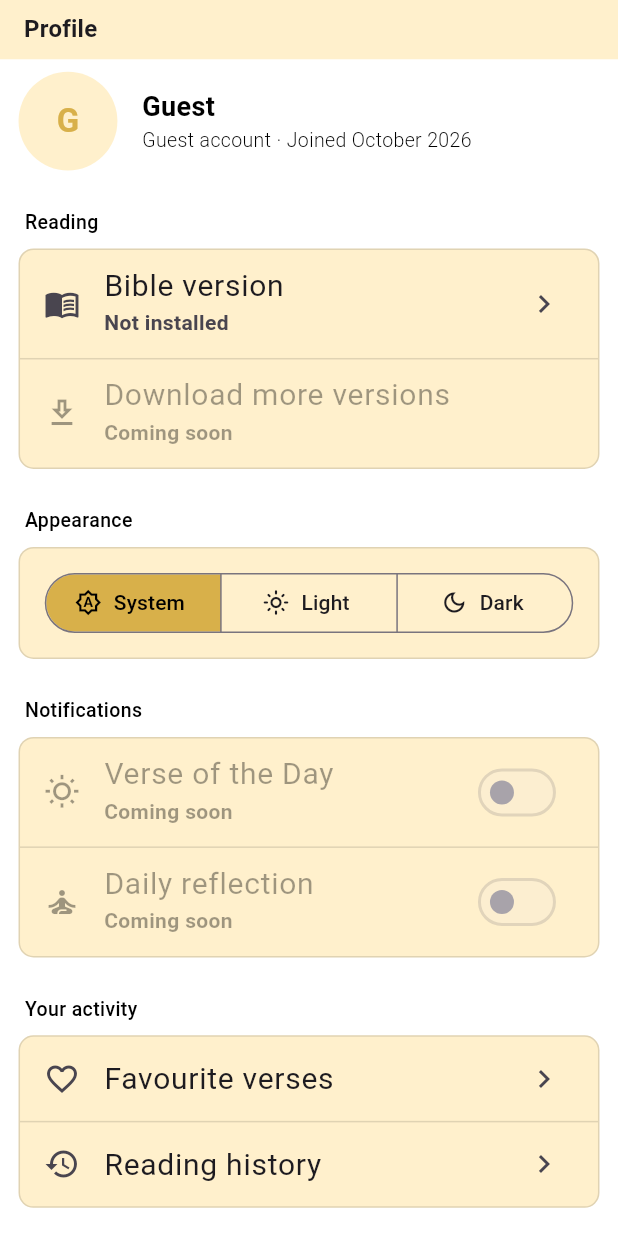
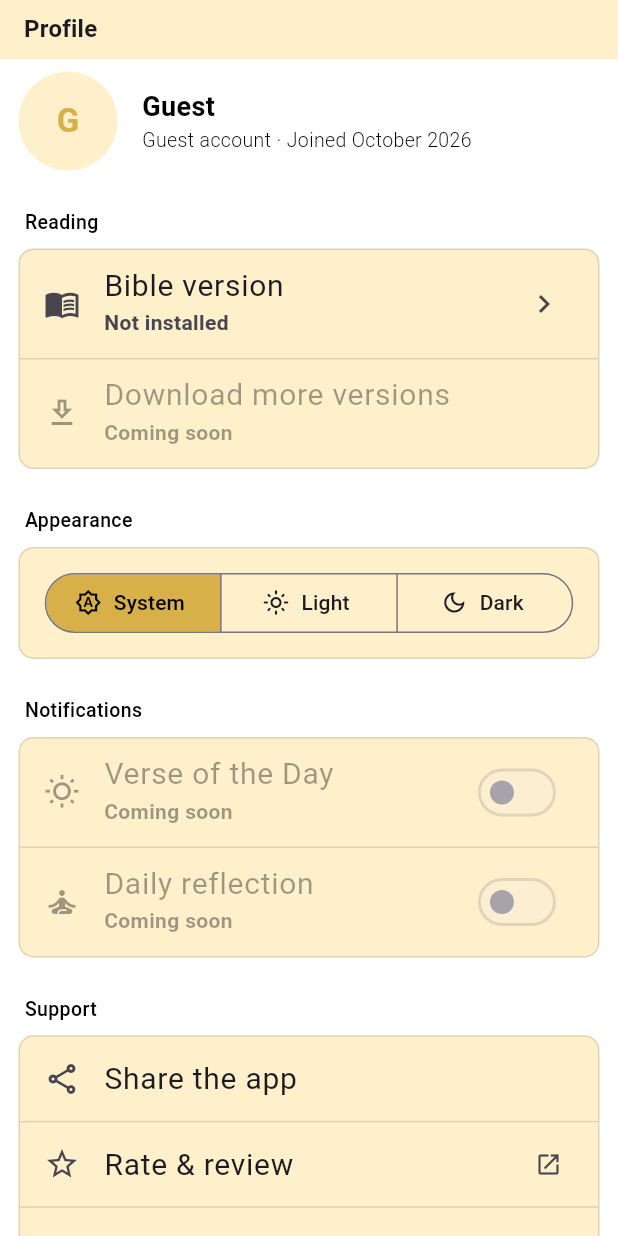
Before and after one commit to yellow-Flickr/simple_bible, a Flutter app: the ProfileScreen screen opened directly, on a phone screen of 412 x 824 dp. Run offline on Flutter 3.47's test engine with Material 3 defaults, Android fonts, the phone set to English and light mode, and no system bars; our stand-ins replace dio, flutter_riverpod, lottie, objectbox, package_info_plus, responsive_sizer and 2 more; missing offline and left inert: rich_text_controller; generated files the repository leaves out were written again.

Commit message:
feat: enhance About section with legal content, app info, and sharing features

```diff
--- a/lib/main.dart
+++ b/lib/main.dart
@@ -1,5 +1,6 @@
 import 'package:flutter/material.dart';
 import 'package:flutter_riverpod/flutter_riverpod.dart';
+import 'package:simple_bible/user_space/presentation/about/about_screen.dart';
 import 'package:responsive_sizer/responsive_sizer.dart';
 import 'package:simple_bible/bible_reader/presentation/scripture_initialization_controller.dart';
 import 'package:simple_bible/favorites/application/favorites_service.dart';
@@ -18,6 +19,7 @@ import 'package:simple_bible/user_space/application/user_space_service.dart';
 
 Future<void> main() async {
   WidgetsFlutterBinding.ensureInitialized();
+  registerAssetLicenses();
   final objectBox = await ObjectBox.create();
   runApp(ProviderScope(
     overrides: [
--- /dev/null
+++ b/lib/shared/widgets/settings_section.dart
@@ -0,0 +1,48 @@
+import 'package:flutter/material.dart';
+import 'package:responsive_sizer/responsive_sizer.dart';
+
+/// A titled, bordered card of rows separated by dividers, as used on the
+/// Profile and About screens.
+class SettingsSection extends StatelessWidget {
+  const SettingsSection(
+      {super.key, required this.title, required this.children});
+
+  final String title;
+  final List<Widget> children;
+
+  @override
+  Widget build(BuildContext context) {
+    final theme = Theme.of(context);
+    return Padding(
+      padding: EdgeInsets.only(top: 3.h),
+      child: Column(
+        crossAxisAlignment: CrossAxisAlignment.start,
+        children: [
+          Padding(
+            padding: EdgeInsets.only(left: 1.w, bottom: 1.h),
+            child: Text(
+              title,
+              style: TextStyle(fontWeight: FontWeight.w500, fontSize: 13),
+            ),
+          ),
+          Container(
+            clipBehavior: Clip.antiAlias,
+            decoration: BoxDecoration(
+              color: theme.cardColor,
+              borderRadius: BorderRadius.circular(10),
+              border: Border.all(color: theme.dividerColor),
+            ),
+            child: Column(
+              children: [
+                for (final (index, child) in children.indexed) ...[
+                  if (index > 0) Divider(height: 1, color: theme.dividerColor),
+                  child,
+                ],
+              ],
+            ),
+          ),
+        ],
+      ),
+    );
+  }
+}
--- /dev/null
+++ b/lib/user_space/legal_content.dart
@@ -0,0 +1,98 @@
+import 'package:simple_bible/user_space/app_info.dart';
+
+typedef LegalSection = ({String heading, String body});
+
+const legalEffectiveDate = '29 October 2026';
+
+const privacyPolicy = <LegalSection>[
+  (
+    heading: 'Summary',
+    body: '${AppInfo.name} works entirely on your device. It has no accounts, '
+        'no analytics, no ads and no tracking, and it does not send your data '
+        'anywhere.',
+  ),
+  (
+    heading: 'What the app stores',
+    body: 'To work, the app keeps the following on your device only:\n'
+        '• your display name and when you started using the app\n'
+        '• your preferred Bible version and theme\n'
+        '• notes, favourite verses and reading history\n'
+        '• reflections you have been shown and your recent searches\n\n'
+        'None of this leaves your device. We cannot see it.',
+  ),
+  (
+    heading: 'Internet access',
+    body: 'The Bible texts, topics and reflections are built into the app, so '
+        'it does not need an internet connection. If you tap Rate & review, '
+        'Send feedback, or Share, the app hands over to another app (the Play '
+        'Store, your email app or the share sheet), and that app\'s own '
+        'privacy policy applies.',
+  ),
+  (
+    heading: 'Feedback',
+    body: 'If you email us, we receive your email address and whatever you '
+        'write. We use it only to reply and to improve the app, and we do not '
+        'share it.',
+  ),
+  (
+    heading: 'Deleting your data',
+    body: 'Clearing the app\'s storage or uninstalling the app permanently '
+        'deletes everything listed above.',
+  ),
+  (
+    heading: 'Children',
+    body: 'The app collects no personal information from anyone, including '
+        'children.',
+  ),
+  (
+    heading: 'Changes',
+    body: 'If this policy changes, the new version will ship with an app '
+        'update and the date above will change.',
+  ),
+  (
+    heading: 'Contact',
+    body: 'Questions? Email ${AppInfo.feedbackEmail}.',
+  ),
+];
+
+const termsOfUse = <LegalSection>[
+  (
+    heading: 'Using the app',
+    body: '${AppInfo.name} is free for personal, non-commercial use. By using '
+        'it you agree to these terms.',
+  ),
+  (
+    heading: 'Bible texts',
+    body: 'The King James Version is in the public domain. Other translations '
+        'remain the property of their copyright holders and are included for '
+        'personal reading only. Do not copy them out of the app for '
+        'redistribution or commercial use.',
+  ),
+  (
+    heading: 'Reflections',
+    body: 'Daily reflections are devotional writing meant to encourage. They '
+        'are not pastoral, medical, legal or professional advice. If you are '
+        'struggling, please talk to someone you trust or a qualified '
+        'professional.',
+  ),
+  (
+    heading: 'Your content',
+    body: 'Your notes belong to you and stay on your device. You are '
+        'responsible for backing up anything you want to keep.',
+  ),
+  (
+    heading: 'No warranty',
+    body: 'The app is provided "as is". We work to keep it accurate, but we '
+        'cannot promise it is free of errors, and we are not liable for any '
+        'loss arising from its use, as far as the law allows.',
+  ),
+  (
+    heading: 'Changes',
+    body: 'We may update these terms with a new version of the app. '
+        'Continuing to use the app means you accept the updated terms.',
+  ),
+  (
+    heading: 'Contact',
+    body: 'Questions? Email ${AppInfo.feedbackEmail}.',
+  ),
+];
--- a/lib/user_space/presentation/profile_screen.dart
+++ b/lib/user_space/presentation/profile_screen.dart
@@ -5,8 +5,11 @@ import 'package:responsive_sizer/responsive_sizer.dart';
 import 'package:simple_bible/bible_reader/presentation/scripture_initialization_controller.dart'
     show scriptureServiceProvider;
 import 'package:simple_bible/bible_reader/presentation/version_picker.dart';
-import 'package:simple_bible/favorites/presentation/favorites_view.dart';
-import 'package:simple_bible/history/presentation/history_screen.dart';
+import 'package:simple_bible/user_space/legal_content.dart';
+import 'package:simple_bible/user_space/presentation/about/about_screen.dart';
+import 'package:simple_bible/user_space/presentation/about/app_actions.dart';
+import 'package:simple_bible/user_space/presentation/about/legal_screen.dart';
+import 'package:simple_bible/shared/widgets/settings_section.dart';
 import 'package:simple_bible/user_space/application/user_space_service.dart';
 
 class ProfileScreen extends ConsumerWidget {
@@ -67,21 +70,23 @@ class ProfileScreen extends ConsumerWidget {
                   children: [
                     Text(
                       name,
-                      style: TextStyle(fontWeight: FontWeight.bold, fontSize: 18),
+                      style:
+                          TextStyle(fontWeight: FontWeight.bold, fontSize: 18),
                     ),
                     Text(
                       joined == null
                           ? 'Guest account'
                           : 'Guest account · Joined '
                               '${DateFormat('MMMM yyyy').format(joined)}',
-                      style: TextStyle(fontWeight: FontWeight.w300, fontSize: 13),
+                      style:
+                          TextStyle(fontWeight: FontWeight.w300, fontSize: 13),
                     ),
                   ],
                 ),
               ),
             ],
           ),
-          _Section(
+          SettingsSection(
             title: 'Reading',
             children: [
               ListTile(
@@ -99,7 +104,7 @@ class ProfileScreen extends ConsumerWidget {
               ),
             ],
           ),
-          _Section(
+          SettingsSection(
             title: 'Appearance',
             children: [
               Padding(
@@ -138,7 +143,7 @@ class ProfileScreen extends ConsumerWidget {
               ),
             ],
           ),
-          const _Section(
+          const SettingsSection(
             title: 'Notifications',
             children: [
               SwitchListTile(
@@ -157,25 +162,58 @@ class ProfileScreen extends ConsumerWidget {
               ),
             ],
           ),
-          _Section(
-            title: 'Your activity',
+          SettingsSection(
+            title: 'Support',
             children: [
               ListTile(
-                leading: const Icon(Icons.favorite_border),
-                title: const Text('Favourite verses'),
+                leading: const Icon(Icons.share_outlined),
+                title: const Text('Share the app'),
+                onTap: () => shareApp(context),
+              ),
+              ListTile(
+                leading: const Icon(Icons.star_outline),
+                title: const Text('Rate & review'),
+                trailing: const Icon(Icons.open_in_new, size: 18),
+                onTap: () => rateApp(context),
+              ),
+              ListTile(
+                leading: const Icon(Icons.mail_outline),
+                title: const Text('Send feedback'),
+                trailing: const Icon(Icons.open_in_new, size: 18),
+                onTap: () => sendFeedback(context, ref),
+              ),
+            ],
+          ),
+          SettingsSection(
+            title: 'About',
+            children: [
+              ListTile(
+                leading: const Icon(Icons.info_outline),
+                title: const Text('About Simple Bible'),
+                subtitle: const Text('Acknowledgements and licences'),
                 trailing: const Icon(Icons.chevron_right),
-                onTap: () => Navigator.push(
+                onTap: () => _push(context, const AboutScreen()),
+              ),
+              ListTile(
+                leading: const Icon(Icons.privacy_tip_outlined),
+                title: const Text('Privacy policy'),
+                trailing: const Icon(Icons.chevron_right),
+                onTap: () => _push(
                   context,
-                  MaterialPageRoute(builder: (context) => const FavoritesView()),
+                  const LegalScreen(
+                    title: 'Privacy policy',
+                    sections: privacyPolicy,
+                  ),
                 ),
               ),
               ListTile(
-                leading: const Icon(Icons.history),
-                title: const Text('Reading history'),
+                leading: const Icon(Icons.gavel_outlined),
+                title: const Text('Terms of use'),
                 trailing: const Icon(Icons.chevron_right),
-                onTap: () => Navigator.push(
+                onTap: () => _push(
                   context,
-                  MaterialPageRoute(builder: (context) => const HistoryScreen()),
+                  const LegalScreen(
+                      title: 'Terms of use', sections: termsOfUse),
                 ),
               ),
             ],
@@ -184,47 +222,8 @@ class ProfileScreen extends ConsumerWidget {
       ),
     );
   }
-}
 
-class _Section extends StatelessWidget {
-  const _Section({required this.title, required this.children});
-
-  final String title;
-  final List<Widget> children;
-
-  @override
-  Widget build(BuildContext context) {
-    final theme = Theme.of(context);
-    return Padding(
-      padding: EdgeInsets.only(top: 3.h),
-      child: Column(
-        crossAxisAlignment: CrossAxisAlignment.start,
-        children: [
-          Padding(
-            padding: EdgeInsets.only(left: 1.w, bottom: 1.h),
-            child: Text(
-              title,
-              style: TextStyle(fontWeight: FontWeight.w500, fontSize: 13),
-            ),
-          ),
-          Container(
-            clipBehavior: Clip.antiAlias,
-            decoration: BoxDecoration(
-              color: theme.cardColor,
-              borderRadius: BorderRadius.circular(10),
-              border: Border.all(color: theme.dividerColor),
-            ),
-            child: Column(
-              children: [
-                for (final (index, child) in children.indexed) ...[
-                  if (index > 0) Divider(height: 1, color: theme.dividerColor),
-                  child,
-                ],
-              ],
-            ),
-          ),
-        ],
-      ),
-    );
+  void _push(BuildContext context, Widget screen) {
+    Navigator.push(context, MaterialPageRoute(builder: (context) => screen));
   }
 }
--- a/pubspec.yaml
+++ b/pubspec.yaml
@@ -16,10 +16,13 @@ dependencies:
   objectbox: ^4.3.0
   # provider: ^6.1.5+1
   objectbox_flutter_libs: ^4.3.0
+  package_info_plus: ^10.2.2
   path_provider: ^2.1.5
   responsive_sizer: ^3.3.1
   rich_text_controller: ^3.0.1
   scrollable_positioned_list: ^0.3.8
+  share_plus: ^13.3.1
+  url_launcher: ^6.3.3
   uuid: ^4.5.1
 
 dev_dependencies:
```
Also changed, not shown: lib/user_space/app_info.dart (added, +24 -0 lines), lib/user_space/presentation/about/about_screen.dart (added, +165 -0 lines), lib/user_space/presentation/about/app_actions.dart (added, +64 -0 lines), lib/user_space/presentation/about/legal_screen.dart (added, +53 -0 lines), pubspec.lock, 4 other files.
